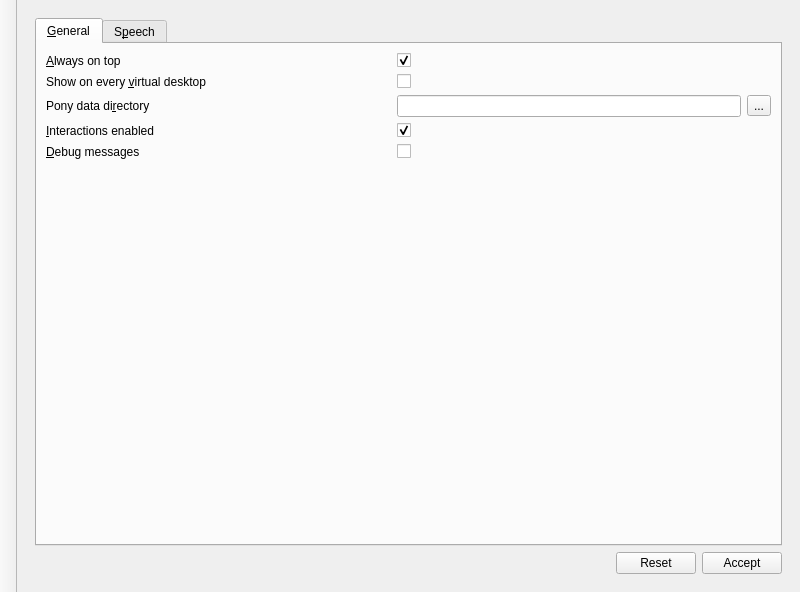
Qt form src/configwindow.ui (myszha/qt-ponies) before a commit.
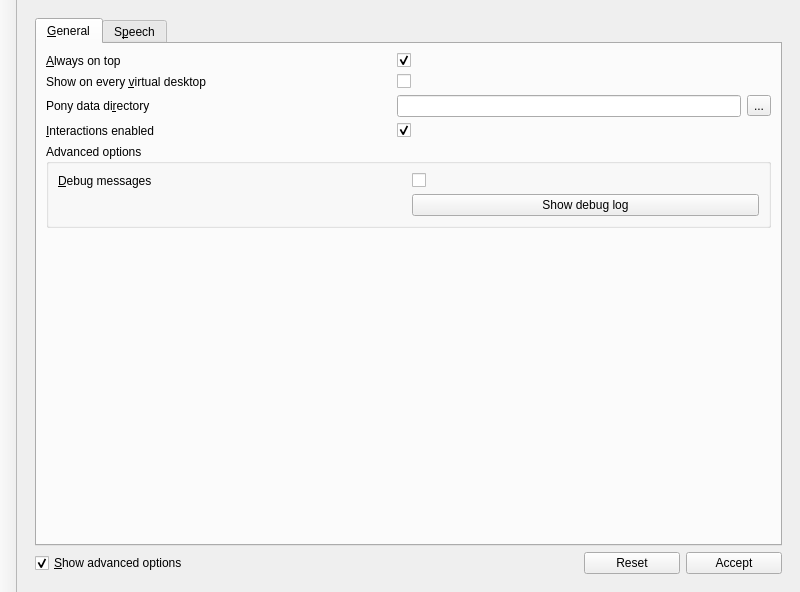
The same form after that commit. The open tabs and pages were chosen to show the change.

Commit message: Convert debug messages to qDebug style ones.

Patch:
```diff
--- a/src/configwindow.ui
+++ b/src/configwindow.ui
@@ -243,7 +243,7 @@
       </widget>
       <widget class="QWidget" name="configpage">
        <layout class="QGridLayout" name="gridLayout_6">
-        <item row="0" column="0" colspan="3">
+        <item row="0" column="0" colspan="7">
          <widget class="QTabWidget" name="tabWidget">
           <property name="currentIndex">
            <number>0</number>
@@ -275,7 +275,7 @@
               </property>
              </widget>
             </item>
-            <item row="6" column="0" colspan="3">
+            <item row="7" column="0" colspan="3">
              <spacer name="verticalSpacer_4">
               <property name="orientation">
                <enum>Qt::Vertical</enum>
@@ -367,19 +367,6 @@
               </property>
              </widget>
             </item>
-            <item row="5" column="0">
-             <widget class="QLabel" name="label_7">
-              <property name="toolTip">
-               <string>Toggle if debug messages are printed to console</string>
-              </property>
-              <property name="text">
-               <string>&amp;Debug messages</string>
-              </property>
-              <property name="buddy">
-               <cstring>debug_enabled</cstring>
-              </property>
-             </widget>
-            </item>
             <item row="4" column="1" colspan="2">
              <widget class="QCheckBox" name="interactions_enabled">
               <property name="text">
@@ -390,11 +377,52 @@
               </property>
              </widget>
             </item>
-            <item row="5" column="1" colspan="2">
-             <widget class="QCheckBox" name="debug_enabled">
-              <property name="text">
-               <string/>
+            <item row="6" column="0" colspan="3">
+             <widget class="QGroupBox" name="box_advanced">
+              <property name="title">
+               <string>Advanced options</string>
               </property>
+              <property name="flat">
+               <bool>false</bool>
+              </property>
+              <property name="checkable">
+               <bool>false</bool>
+              </property>
+              <layout class="QGridLayout" name="gridLayout_9">
+               <item row="0" column="0">
+                <widget class="QLabel" name="label_7">
+                 <property name="toolTip">
+                  <string>Toggle if debug messages are printed to console</string>
+                 </property>
+                 <property name="text">
+                  <string>&amp;Debug messages</string>
+                 </property>
+                 <property name="buddy">
+                  <cstring>debug_enabled</cstring>
+                 </property>
+                </widget>
+               </item>
+               <item row="0" column="1">
+                <widget class="QCheckBox" name="debug_enabled">
+                 <property name="text">
+                  <string/>
+                 </property>
+                </widget>
+               </item>
+               <item row="1" column="1">
+                <widget class="QPushButton" name="show_debuglog">
+                 <property name="sizePolicy">
+                  <sizepolicy hsizetype="Minimum" vsizetype="Fixed">
+                   <horstretch>0</horstretch>
+                   <verstretch>0</verstretch>
+                  </sizepolicy>
+                 </property>
+                 <property name="text">
+                  <string>Show debug log</string>
+                 </property>
+                </widget>
+               </item>
+              </layout>
              </widget>
             </item>
            </layout>
@@ -553,7 +581,14 @@
           </widget>
          </widget>
         </item>
-        <item row="1" column="0">
+        <item row="1" column="6">
+         <widget class="QPushButton" name="acceptsettings">
+          <property name="text">
+           <string>Accept</string>
+          </property>
+         </widget>
+        </item>
+        <item row="1" column="1" colspan="4">
          <spacer name="horizontalSpacer">
           <property name="orientation">
            <enum>Qt::Horizontal</enum>
@@ -566,20 +601,23 @@
           </property>
          </spacer>
         </item>
-        <item row="1" column="2">
-         <widget class="QPushButton" name="acceptsettings">
-          <property name="text">
-           <string>Accept</string>
-          </property>
-         </widget>
-        </item>
-        <item row="1" column="1">
+        <item row="1" column="5">
          <widget class="QPushButton" name="resetsettings">
           <property name="text">
            <string>Reset</string>
           </property>
          </widget>
         </item>
+        <item row="1" column="0">
+         <widget class="QCheckBox" name="show_advanced">
+          <property name="text">
+           <string>&amp;Show advanced options</string>
+          </property>
+          <property name="checked">
+           <bool>true</bool>
+          </property>
+         </widget>
+        </item>
        </layout>
       </widget>
      </widget>
```
Left out of the diff: 69 changed lines with no effect on the pictures. The commit also changes 10 other files.
